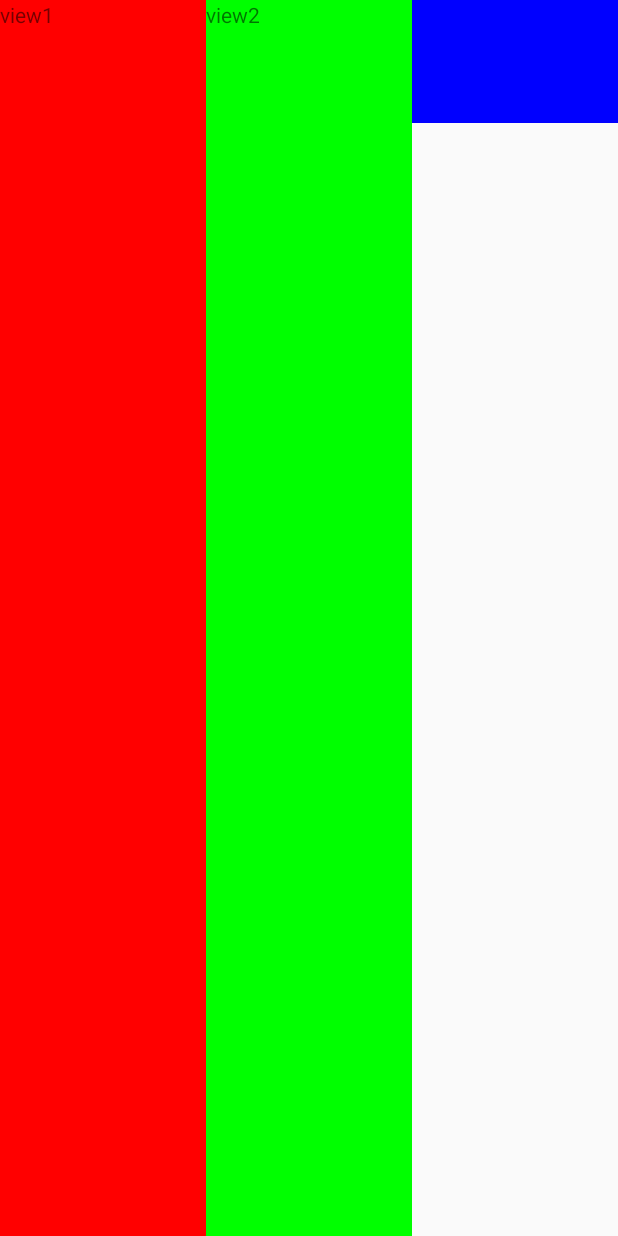
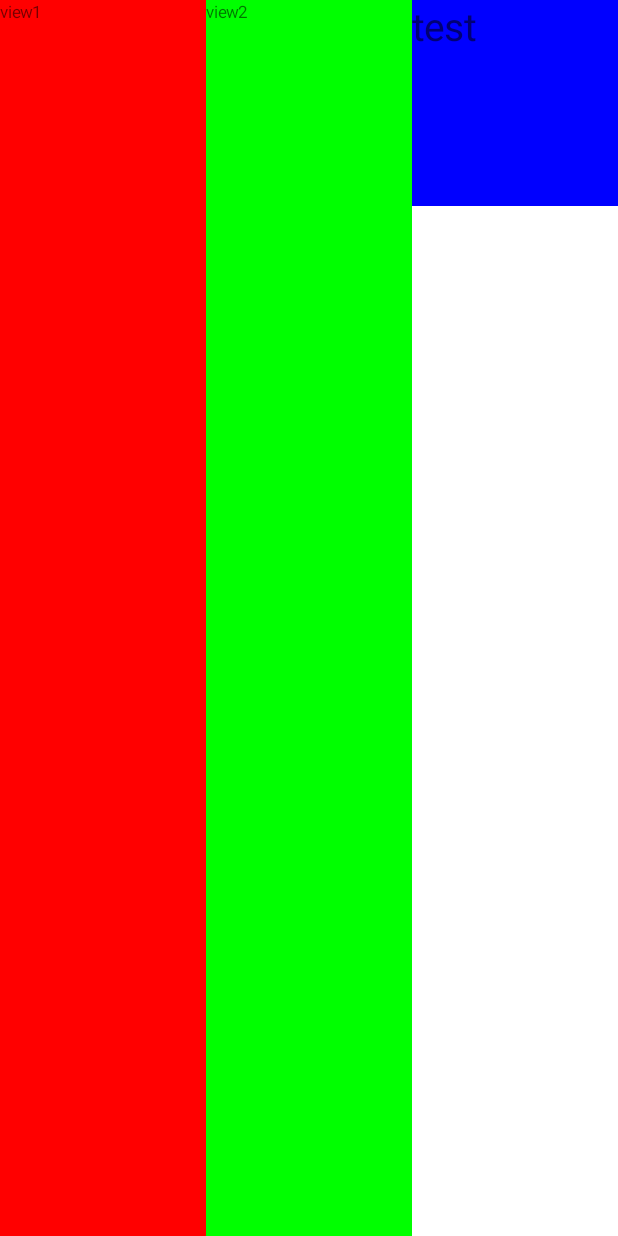
Before and after one commit to Junhua102/AutoScalingLayout, an Android app: the layout activity_wrap_test.xml on its own in the app's theme, with its tools: preview values and no code run, on a phone screen of 412 x 824 dp. Run offline under Robolectric (Android 15) with nearby library versions, the phone set to English and light mode, and no system bars.

Commit message:
v1.2 Fix bug: Auto scale not working while background is null.

```diff
--- a/project/app/src/main/res/layout/activity_wrap_test.xml
+++ b/project/app/src/main/res/layout/activity_wrap_test.xml
@@ -1,9 +1,13 @@
-<LinearLayout xmlns:android="http://schemas.android.com/apk/res/android"
+<me.dreamheart.autoscalinglayout.ASLinearLayout xmlns:android="http://schemas.android.com/apk/res/android"
     xmlns:tools="http://schemas.android.com/tools"
     xmlns:custom="http://schemas.android.com/apk/res-auto"
     android:layout_width="match_parent"
     android:layout_height="match_parent"
     tools:context=".MainActivity"
+    custom:designWidth="768px"
+    custom:designHeight="1150px"
+    custom:autoScaleEnable="true"
+    android:background="#fff"
     android:orientation="horizontal">
 
     <TextView android:text="view1" android:layout_width="match_parent"
@@ -21,10 +25,17 @@
         android:background="#00f"
         android:layout_weight="1"
         android:layout_width="match_parent"
-        custom:designWidth="1280px"
-        custom:designHeight="768px"
+        custom:designWidth="256px"
+        custom:designHeight="256px"
         android:layout_height="wrap_content">
+
+        <TextView
+            android:layout_width="wrap_content"
+            android:layout_height="wrap_content"
+            android:text="test"
+            android:textSize="48px"
+            />
 
     </me.dreamheart.autoscalinglayout.ASRelativeLayout>
 
-</LinearLayout>
+</me.dreamheart.autoscalinglayout.ASLinearLayout>
--- a/project/lib/build.gradle
+++ b/project/lib/build.gradle
@@ -7,8 +7,8 @@ android {
     defaultConfig {
         minSdkVersion 9
         targetSdkVersion 21
-        versionCode 10100
-        versionName "1.1.0"
+        versionCode 10200
+        versionName "1.2.0"
     }
     buildTypes {
         release {
--- a/project/lib/src/main/java/me/dreamheart/autoscalinglayout/ASViewGroupUtil.java
+++ b/project/lib/src/main/java/me/dreamheart/autoscalinglayout/ASViewGroupUtil.java
@@ -2,6 +2,7 @@ package me.dreamheart.autoscalinglayout;
 
 import android.content.Context;
 import android.content.res.TypedArray;
+import android.graphics.Color;
 import android.util.AttributeSet;
 import android.view.View;
 import android.view.ViewGroup;
@@ -68,6 +69,10 @@ public class ASViewGroupUtil {
 
         mCurrentWidth = mDesignWidth;
         mCurrentHeight = mDesignHeight;
+
+        // 背景为空时，不进入draw函数，这里必须设置默认背景
+        if (null == vg.getBackground())
+            vg.setBackgroundColor(Color.TRANSPARENT);
     }
 
     /**
```
Also changed, not shown: 4 other files.
